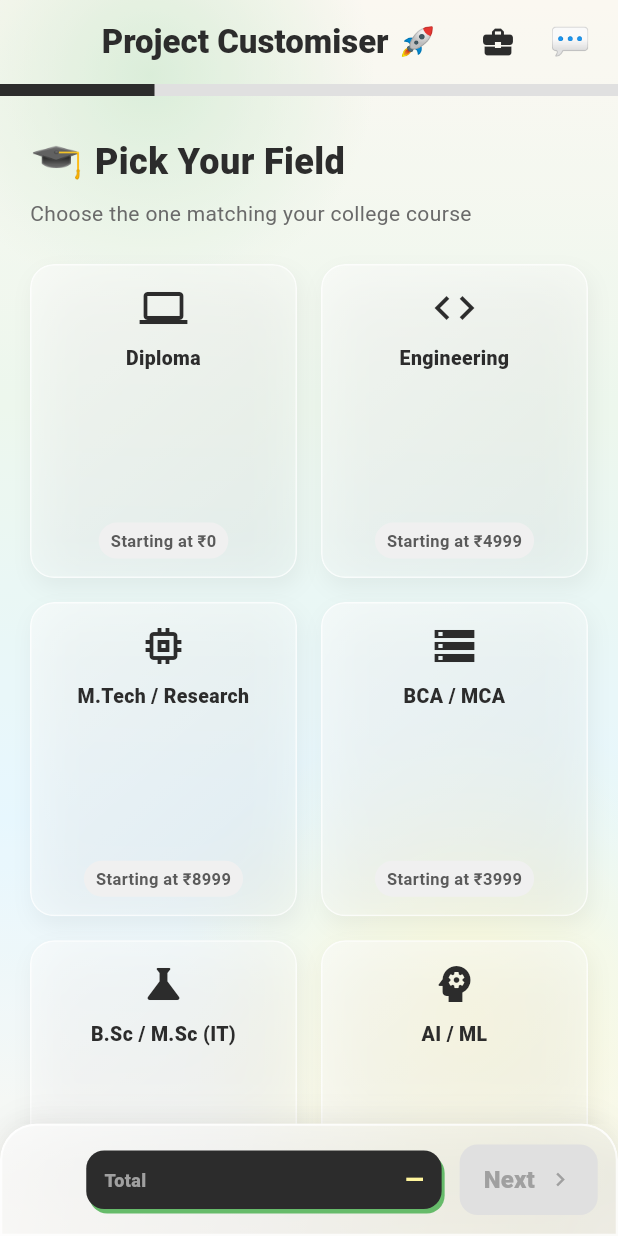
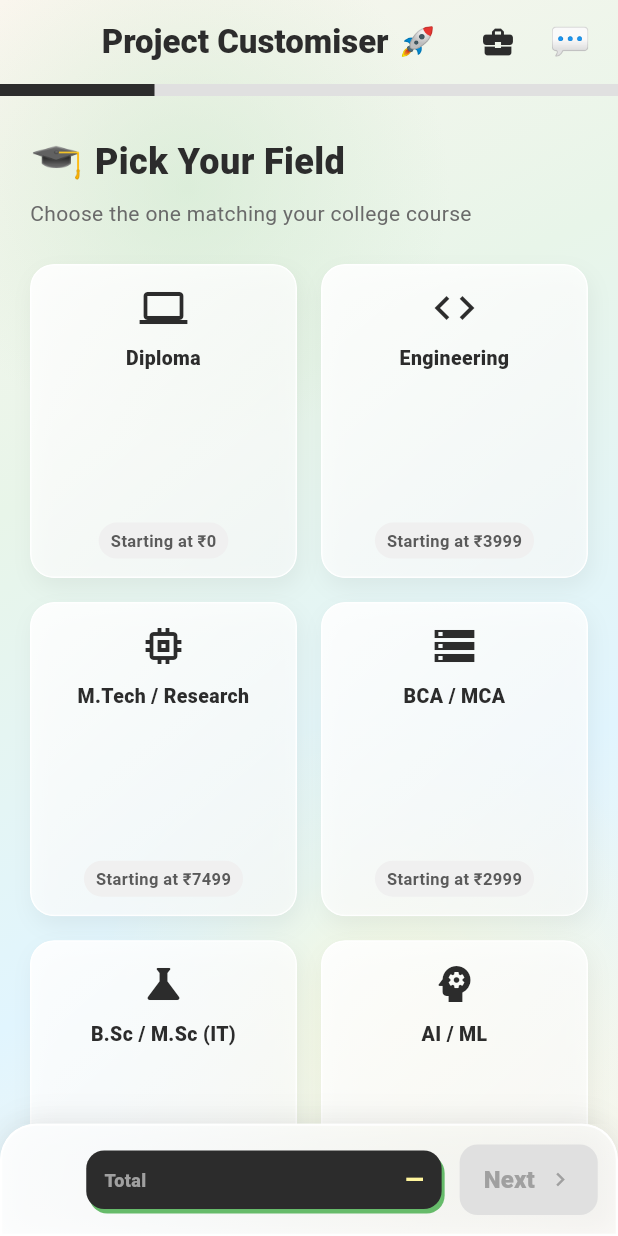
Before and after one commit to ShubhAm-2047-V/ShubhDeepLabs, a Flutter app: the screen it shows after launch, on a phone screen of 412 x 824 dp. Run offline on Flutter 3.47's test engine with Material 3 defaults, Android fonts, the phone set to English and light mode, and no system bars; drawn by our look-alikes of flutter_animate; our stand-ins replace google_generative_ai, local_auth, shared_preferences; Roboto replaces fonts that are missing (Arial).

Commit message:
Sync precise user pricing for Educational and Tech stacks

```diff
--- a/ShubDeep calsi/lib/commercial.dart
+++ b/ShubDeep calsi/lib/commercial.dart
@@ -409,7 +409,7 @@ class _CommercialScreenState extends State<CommercialScreen> {
             ),
           ),
         ),
-        ).animate(key: ValueKey('${currentStep}_${opt.id}')).fade(delay: (index * 50).ms).slideY(begin: 0.2, end: 0, delay: (index * 50).ms);
+        );
       },
     );
   }
--- a/ShubDeep calsi/lib/glass_widgets.dart
+++ b/ShubDeep calsi/lib/glass_widgets.dart
@@ -2,54 +2,22 @@ import 'dart:ui';
 import 'package:flutter/material.dart';
 import 'package:flutter_animate/flutter_animate.dart';
 
-class GlassBackground extends StatefulWidget {
+class GlassBackground extends StatelessWidget {
   final Widget child;
 
   const GlassBackground({super.key, required this.child});
 
   @override
-  State<GlassBackground> createState() => _GlassBackgroundState();
-}
-
-class _GlassBackgroundState extends State<GlassBackground> with SingleTickerProviderStateMixin {
-  late AnimationController _controller;
-  late Animation<Alignment> _topAlignmentAnimation;
-  late Animation<Alignment> _bottomAlignmentAnimation;
-
-  @override
-  void initState() {
-    super.initState();
-    _controller = AnimationController(vsync: this, duration: const Duration(seconds: 15))..repeat(reverse: true);
-    _topAlignmentAnimation = Tween<Alignment>(
-      begin: Alignment.topLeft,
-      end: Alignment.topRight,
-    ).animate(_controller);
-
-    _bottomAlignmentAnimation = Tween<Alignment>(
-      begin: Alignment.bottomRight,
-      end: Alignment.bottomLeft,
-    ).animate(_controller);
-  }
-
-  @override
-  void dispose() {
-    _controller.dispose();
-    super.dispose();
-  }
-
-  @override
   Widget build(BuildContext context) {
     return Stack(
       children: [
-        AnimatedBuilder(
-          animation: _controller,
-          builder: (context, _) {
-            return Container(
-              decoration: BoxDecoration(
+        // Static smooth background gradient
+        Container(
+          decoration: const BoxDecoration(
             gradient: LinearGradient(
-                  begin: _topAlignmentAnimation.value,
-                  end: _bottomAlignmentAnimation.value,
-                  colors: const [
+              begin: Alignment.topLeft,
+              end: Alignment.bottomRight,
+              colors: [
                 Color(0xFFFAF6EE), // Cream
                 Color(0xFFE8F5E9), // Mint Green
                 Color(0xFFE1F5FE), // Soft Blue
@@ -57,32 +25,28 @@ class _GlassBackgroundState extends State<GlassBackground> with SingleTickerProv
               ],
             ),
           ),
-            );
-          },
         ),
-        // Mesh gradient effect circles (Optimized using RadialGradient instead of expensive BackdropFilter)
+        // Static decorative mesh gradients
         Positioned(
-          top: -100,
+          top: -50,
           left: -50,
           child: Container(
-            width: 300,
-            height: 300,
+            width: 350,
+            height: 350,
             decoration: BoxDecoration(
               shape: BoxShape.circle,
               gradient: RadialGradient(
                 colors: [
-                  const Color(0xFFC8E6C9).withOpacity(0.8), // Primary Green
+                  const Color(0xFFC8E6C9).withOpacity(0.5),
                   const Color(0xFFC8E6C9).withOpacity(0.0),
                 ],
               ),
             ),
-          ).animate(onPlay: (controller) => controller.repeat(reverse: true))
-           .moveX(begin: -20, end: 50, duration: 8.seconds, curve: Curves.easeInOutSine)
-           .moveY(begin: -20, end: 40, duration: 11.seconds, curve: Curves.easeInOutSine),
+          ),
         ),
         Positioned(
           bottom: -50,
-          right: -100,
+          right: -50,
           child: Container(
             width: 400,
             height: 400,
@@ -90,19 +54,15 @@ class _GlassBackgroundState extends State<GlassBackground> with SingleTickerProv
               shape: BoxShape.circle,
               gradient: RadialGradient(
                 colors: [
-                  const Color(0xFFFFF9C4).withOpacity(0.8), // Soft yellow
+                  const Color(0xFFFFF9C4).withOpacity(0.5),
                   const Color(0xFFFFF9C4).withOpacity(0.0),
                 ],
               ),
             ),
-          ).animate(onPlay: (controller) => controller.repeat(reverse: true))
-           .moveX(begin: 30, end: -60, duration: 9.seconds, curve: Curves.easeInOutSine)
-           .moveY(begin: 20, end: -50, duration: 13.seconds, curve: Curves.easeInOutSine),
           ),
-        // Add a very subtle, lightweight overlay to tie colors together
-        Container(color: Colors.white.withOpacity(0.2)),
+        ),
         // The actual app content
-        widget.child,
+        child,
       ],
     );
   }
@@ -135,8 +95,6 @@ class GlassCard extends StatelessWidget {
       ),
       child: ClipRRect(
         borderRadius: BorderRadius.circular(16),
-        child: BackdropFilter(
-          filter: ImageFilter.blur(sigmaX: 16.0, sigmaY: 16.0),
         child: AnimatedContainer(
           duration: const Duration(milliseconds: 150),
           decoration: BoxDecoration(
@@ -144,25 +102,23 @@ class GlassCard extends StatelessWidget {
               begin: Alignment.topLeft,
               end: Alignment.bottomRight,
               colors: isSelected
-                    ? [baseColor.withOpacity(0.6), baseColor.withOpacity(0.2)]
-                    : [Colors.white.withOpacity(0.5), Colors.white.withOpacity(0.1)],
+                  ? [baseColor.withOpacity(0.8), baseColor.withOpacity(0.5)]
+                  : [Colors.white.withOpacity(0.9), Colors.white.withOpacity(0.6)],
             ),
             borderRadius: BorderRadius.circular(16),
             border: Border.all(
-                color: isSelected ? const Color(0xFF2C2C2C).withOpacity(0.5) : Colors.white.withOpacity(0.7),
+              color: isSelected ? const Color(0xFF2C2C2C).withOpacity(0.5) : Colors.white.withOpacity(0.9),
               width: isSelected ? 2 : 1,
             ),
           ),
           child: child,
         ),
       ),
-      ),
     );
 
     if (isSelected) {
       card = card.animate(target: isSelected ? 1 : 0)
-        .scaleXY(end: 1.05, duration: 150.ms, curve: Curves.easeOutBack)
-        .shimmer(duration: 1000.ms, color: Colors.white.withOpacity(0.4));
+        .scaleXY(end: 1.05, duration: 150.ms, curve: Curves.easeOutBack);
     }
 
     return card;
@@ -197,21 +153,18 @@ class GlassContainer extends StatelessWidget {
       ),
       child: ClipRRect(
         borderRadius: br,
-        child: BackdropFilter(
-          filter: ImageFilter.blur(sigmaX: 20.0, sigmaY: 20.0),
         child: Container(
           padding: padding,
           decoration: BoxDecoration(
             gradient: LinearGradient(
               begin: Alignment.topLeft,
               end: Alignment.bottomRight,
-                colors: [Colors.white.withOpacity(0.7), Colors.white.withOpacity(0.2)],
+              colors: [Colors.white.withOpacity(0.9), Colors.white.withOpacity(0.6)],
             ),
             borderRadius: br,
-              border: Border.all(color: Colors.white.withOpacity(0.8), width: 1.5),
+            border: Border.all(color: Colors.white.withOpacity(0.9), width: 1.5),
           ),
           child: child,
-          ),
         ),
       ),
     );
--- a/ShubDeep calsi/lib/main.dart
+++ b/ShubDeep calsi/lib/main.dart
@@ -93,17 +93,17 @@ List<StepData> stepsData = [
     type: 'single',
     options: [
       OptionItem(id: 'diploma', label: 'Diploma', icon: Icons.laptop, bgColor: Color(0xFFFFF9C4), borderColor: Color(0xFFFFCA28), price: 0),
-      OptionItem(id: 'engineering', label: 'Engineering', icon: Icons.code, bgColor: Color(0xFFE8F5E9), borderColor: Color(0xFF66BB6A), price: 4999),
-      OptionItem(id: 'mtech', label: 'M.Tech / Research', icon: Icons.memory, bgColor: Color(0xFFE1F5FE), borderColor: Color(0xFF42A5F5), price: 8999),
-      OptionItem(id: 'bca-mca', label: 'BCA / MCA', icon: Icons.storage, bgColor: Color(0xFFF3E5F5), borderColor: Color(0xFFAB47BC), price: 3999),
-      OptionItem(id: 'bsc-msc', label: 'B.Sc / M.Sc (IT)', icon: Icons.science, bgColor: Color(0xFFE8F5E9), borderColor: Color(0xFF66BB6A), price: 2999),
-      OptionItem(id: 'ai-ml', label: 'AI / ML', icon: Icons.psychology, bgColor: Color(0xFFFFEBEE), borderColor: Color(0xFFEF5350), price: 6999),
-      OptionItem(id: 'android', label: 'Android App', icon: Icons.smartphone, bgColor: Color(0xFFE8F5E9), borderColor: Color(0xFF26A69A), price: 5499),
-      OptionItem(id: 'phd', label: 'PhD / Thesis', icon: Icons.school, bgColor: Color(0xFFE1F5FE), borderColor: Color(0xFF42A5F5), price: 12999),
-      OptionItem(id: 'web-dev', label: 'Web Dev', icon: Icons.web, bgColor: Color(0xFFFFF9C4), borderColor: Color(0xFFFFCA28), price: 4999),
-      OptionItem(id: 'ui-ux', label: 'UI/UX Design', icon: Icons.design_services, bgColor: Color(0xFFF3E5F5), borderColor: Color(0xFFAB47BC), price: 2499),
-      OptionItem(id: 'cyber-sec', label: 'Cyber Security', icon: Icons.security, bgColor: Color(0xFFFFEBEE), borderColor: Color(0xFFEF5350), price: 7999),
-      OptionItem(id: 'blockchain', label: 'Blockchain/Web3', icon: Icons.currency_bitcoin, bgColor: Color(0xFFE8F5E9), borderColor: Color(0xFF66BB6A), price: 8999),
+      OptionItem(id: 'engineering', label: 'Engineering', icon: Icons.code, bgColor: Color(0xFFE8F5E9), borderColor: Color(0xFF66BB6A), price: 3999),
+      OptionItem(id: 'mtech', label: 'M.Tech / Research', icon: Icons.memory, bgColor: Color(0xFFE1F5FE), borderColor: Color(0xFF42A5F5), price: 7499),
+      OptionItem(id: 'bca-mca', label: 'BCA / MCA', icon: Icons.storage, bgColor: Color(0xFFF3E5F5), borderColor: Color(0xFFAB47BC), price: 2999),
+      OptionItem(id: 'bsc-msc', label: 'B.Sc / M.Sc (IT)', icon: Icons.science, bgColor: Color(0xFFE8F5E9), borderColor: Color(0xFF66BB6A), price: 2499),
+      OptionItem(id: 'ai-ml', label: 'AI / ML', icon: Icons.psychology, bgColor: Color(0xFFFFEBEE), borderColor: Color(0xFFEF5350), price: 5999),
+      OptionItem(id: 'android', label: 'Android App', icon: Icons.smartphone, bgColor: Color(0xFFE8F5E9), borderColor: Color(0xFF26A69A), price: 4999),
+      OptionItem(id: 'phd', label: 'PhD / Thesis', icon: Icons.school, bgColor: Color(0xFFE1F5FE), borderColor: Color(0xFF42A5F5), price: 9999),
+      OptionItem(id: 'web-dev', label: 'Web Dev', icon: Icons.web, bgColor: Color(0xFFFFF9C4), borderColor: Color(0xFFFFCA28), price: 3999),
+      OptionItem(id: 'ui-ux', label: 'UI/UX Design', icon: Icons.design_services, bgColor: Color(0xFFF3E5F5), borderColor: Color(0xFFAB47BC), price: 1999),
+      OptionItem(id: 'cyber-sec', label: 'Cyber Security', icon: Icons.security, bgColor: Color(0xFFFFEBEE), borderColor: Color(0xFFEF5350), price: 6499),
+      OptionItem(id: 'blockchain', label: 'Blockchain/Web3', icon: Icons.currency_bitcoin, bgColor: Color(0xFFE8F5E9), borderColor: Color(0xFF66BB6A), price: 6999),
     ],
   ),
   StepData(
@@ -127,18 +127,17 @@ List<StepData> stepsData = [
     type: 'multi',
     options: [
       OptionItem(id: 'html', label: 'HTML/CSS/JS', icon: Icons.language, bgColor: Color(0xFFFFF9C4), borderColor: Color(0xFFFFCA28), price: 0, desc: 'Websites & landing pages', visibleForCategories: ['engineering', 'mtech', 'bca-mca', 'bsc-msc', 'phd', 'web-dev']),
-      OptionItem(id: 'react', label: 'React.js', icon: Icons.dashboard, bgColor: Color(0xFFE1F5FE), borderColor: Color(0xFF42A5F5), price: 1499, desc: 'Interactive web dashboards', visibleForCategories: ['engineering', 'mtech', 'bca-mca', 'bsc-msc', 'phd', 'web-dev', 'blockchain']),
-      OptionItem(id: 'nextjs', label: 'Next.js', icon: Icons.bolt, bgColor: Color(0xFFF3E5F5), borderColor: Color(0xFFAB47BC), price: 1999, desc: 'Full-stack SSR web apps', visibleForCategories: ['engineering', 'mtech', 'bca-mca', 'bsc-msc', 'phd', 'web-dev', 'blockchain']),
-      OptionItem(id: 'mern', label: 'MERN Stack', icon: Icons.dns, bgColor: Color(0xFFFFEBEE), borderColor: Color(0xFFEF5350), price: 2999, desc: 'End-to-end JS portals', visibleForCategories: ['engineering', 'mtech', 'bca-mca', 'bsc-msc', 'phd', 'web-dev']),
-      OptionItem(id: 'vue', label: 'Vue.js', icon: Icons.view_quilt, bgColor: Color(0xFFE8F5E9), borderColor: Color(0xFF66BB6A), price: 1499, desc: 'Lightweight web apps', visibleForCategories: ['engineering', 'mtech', 'bca-mca', 'bsc-msc', 'phd', 'web-dev']),
-      OptionItem(id: 'angular', label: 'Angular', icon: Icons.web, bgColor: Color(0xFFFFEBEE), borderColor: Color(0xFFEF5350), price: 1999, desc: 'Enterprise frontends', visibleForCategories: ['engineering', 'mtech', 'bca-mca', 'bsc-msc', 'phd', 'web-dev']),
-      OptionItem(id: 'svelte', label: 'Svelte', icon: Icons.speed, bgColor: Color(0xFFFFF9C4), borderColor: Color(0xFFFFCA28), price: 1499, desc: 'Fast web apps', visibleForCategories: ['engineering', 'mtech', 'bca-mca', 'bsc-msc', 'phd', 'web-dev']),
-
-      OptionItem(id: 'python-flask', label: 'Python + Flask', icon: Icons.code, bgColor: Color(0xFFE8F5E9), borderColor: Color(0xFF66BB6A), price: 999, desc: 'REST APIs & ML', visibleForCategories: null),
-      OptionItem(id: 'nodejs', label: 'Node.js', icon: Icons.javascript, bgColor: Color(0xFFE8F5E9), borderColor: Color(0xFF66BB6A), price: 1499, desc: 'Fast JS backend', visibleForCategories: ['engineering', 'mtech', 'bca-mca', 'android', 'bsc-msc', 'phd', 'web-dev', 'blockchain']),
-      OptionItem(id: 'django', label: 'Django', icon: Icons.table_chart, bgColor: Color(0xFFE1F5FE), borderColor: Color(0xFF42A5F5), price: 1999, desc: 'Robust Python backend', visibleForCategories: null),
-      OptionItem(id: 'springboot', label: 'Spring Boot', icon: Icons.coffee, bgColor: Color(0xFFF3E5F5), borderColor: Color(0xFFAB47BC), price: 2499, desc: 'Enterprise Java', visibleForCategories: null),
-      OptionItem(id: 'php-laravel', label: 'Laravel', icon: Icons.php, bgColor: Color(0xFFFFEBEE), borderColor: Color(0xFFEF5350), price: 1499, desc: 'Standard PHP backend', visibleForCategories: ['engineering', 'mtech', 'bca-mca', 'bsc-msc', 'phd', 'web-dev']),
+      OptionItem(id: 'react', label: 'React.js', icon: Icons.dashboard, bgColor: Color(0xFFE1F5FE), borderColor: Color(0xFF42A5F5), price: 2499, desc: 'Interactive web dashboards', visibleForCategories: ['engineering', 'mtech', 'bca-mca', 'bsc-msc', 'phd', 'web-dev', 'blockchain']),
+      OptionItem(id: 'nextjs', label: 'Next.js', icon: Icons.bolt, bgColor: Color(0xFFF3E5F5), borderColor: Color(0xFFAB47BC), price: 2999, desc: 'Full-stack SSR web apps', visibleForCategories: ['engineering', 'mtech', 'bca-mca', 'bsc-msc', 'phd', 'web-dev', 'blockchain']),
+      OptionItem(id: 'mern', label: 'MERN Stack', icon: Icons.dns, bgColor: Color(0xFFFFEBEE), borderColor: Color(0xFFEF5350), price: 4499, desc: 'End-to-end JS portals', visibleForCategories: ['engineering', 'mtech', 'bca-mca', 'bsc-msc', 'phd', 'web-dev']),
+      OptionItem(id: 'vue', label: 'Vue.js', icon: Icons.view_quilt, bgColor: Color(0xFFE8F5E9), borderColor: Color(0xFF66BB6A), price: 2499, desc: 'Lightweight web apps', visibleForCategories: ['engineering', 'mtech', 'bca-mca', 'bsc-msc', 'phd', 'web-dev']),
+      OptionItem(id: 'angular', label: 'Angular', icon: Icons.web, bgColor: Color(0xFFFFEBEE), borderColor: Color(0xFFEF5350), price: 2999, desc: 'Enterprise frontends', visibleForCategories: ['engineering', 'mtech', 'bca-mca', 'bsc-msc', 'phd', 'web-dev']),
+      OptionItem(id: 'svelte', label: 'Svelte', icon: Icons.speed, bgColor: Color(0xFFFFF9C4), borderColor: Color(0xFFFFCA28), price: 2499, desc: 'Fast web apps', visibleForCategories: ['engineering', 'mtech', 'bca-mca', 'bsc-msc', 'phd', 'web-dev']),
+      OptionItem(id: 'python-flask', label: 'Python + Flask', icon: Icons.code, bgColor: Color(0xFFE8F5E9), borderColor: Color(0xFF66BB6A), price: 1999, desc: 'REST APIs & ML', visibleForCategories: null),
+      OptionItem(id: 'nodejs', label: 'Node.js', icon: Icons.javascript, bgColor: Color(0xFFE8F5E9), borderColor: Color(0xFF66BB6A), price: 2499, desc: 'Fast JS backend', visibleForCategories: ['engineering', 'mtech', 'bca-mca', 'android', 'bsc-msc', 'phd', 'web-dev', 'blockchain']),
+      OptionItem(id: 'django', label: 'Django', icon: Icons.table_chart, bgColor: Color(0xFFE1F5FE), borderColor: Color(0xFF42A5F5), price: 2999, desc: 'Robust Python backend', visibleForCategories: null),
+      OptionItem(id: 'springboot', label: 'Spring Boot', icon: Icons.coffee, bgColor: Color(0xFFF3E5F5), borderColor: Color(0xFFAB47BC), price: 3499, desc: 'Enterprise Java', visibleForCategories: null),
+      OptionItem(id: 'laravel', label: 'PHP / Laravel', icon: Icons.php, bgColor: Color(0xFFFFEBEE), borderColor: Color(0xFFEF5350), price: 1999, desc: 'Elegant PHP framework', visibleForCategories: null),
 
       OptionItem(id: 'sql', label: 'PostgreSQL/MySQL', icon: Icons.storage, bgColor: Color(0xFFE1F5FE), borderColor: Color(0xFF42A5F5), price: 999, desc: 'Relational DBs', visibleForCategories: null),
       OptionItem(id: 'mongodb', label: 'MongoDB', icon: Icons.data_usage, bgColor: Color(0xFFE8F5E9), borderColor: Color(0xFF66BB6A), price: 999, desc: 'NoSQL document DB', visibleForCategories: null),
@@ -591,9 +590,7 @@ class _CustomizerScreenState extends State<CustomizerScreen> {
                 ),
               ),
             ),
-          ).animate(key: ValueKey('${step.id}_${opt.id}'))
-             .fade(duration: 300.ms, delay: (index * 50).ms)
-             .slideY(begin: 0.2, end: 0, duration: 300.ms, curve: Curves.easeOutQuad, delay: (index * 50).ms);
+          );
           },
         ),
       ],
```
Also changed, not shown: 1 other file. Lines whose indentation alone changed are shown as unchanged.
